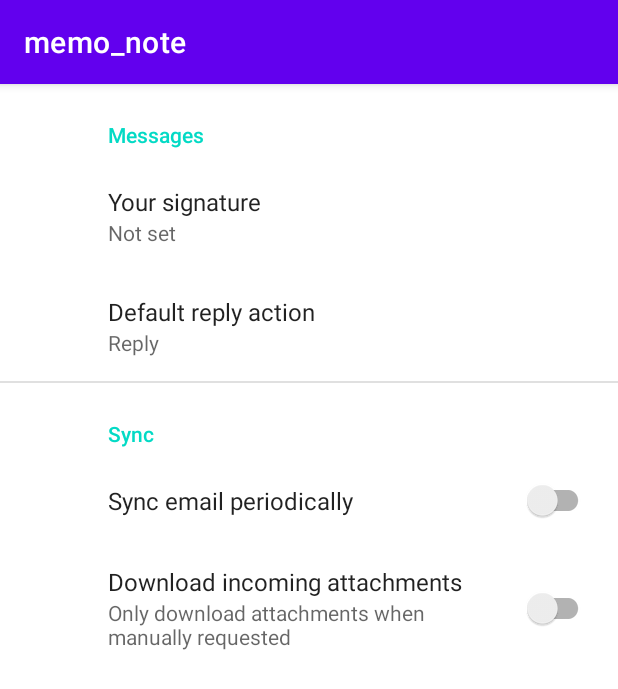
After one commit to tatttsuuu1515/memo_note, an Android app: the fragment SettingsFragment shown on its own in the app's theme, on a phone screen of 412 x 824 dp. The commit adds this screen. Shown: the top 689 px of the screen. Run offline under Robolectric (Android 15) with nearby library versions, the phone set to English and light mode, and no system bars; our stand-ins replace androidx.preference.

Commit message:
設定画面を追加

```diff
--- a/app/build.gradle.kts
+++ b/app/build.gradle.kts
@@ -48,6 +48,7 @@
     implementation(libs.androidx.lifecycle.viewmodel.ktx)
     implementation(libs.androidx.navigation.fragment.ktx)
     implementation(libs.androidx.navigation.ui.ktx)
+    implementation(libs.androidx.preference)
     testImplementation(libs.junit)
     androidTestImplementation(libs.androidx.junit)
     androidTestImplementation(libs.androidx.espresso.core)
--- /dev/null
+++ b/app/src/main/java/com/example/memo_note/ui/SettingsFragment.kt
@@ -0,0 +1,12 @@
+package com.example.memo_note.ui
+
+import android.os.Bundle
+import androidx.preference.PreferenceFragmentCompat
+import com.example.memo_note.R
+
+class SettingsFragment : PreferenceFragmentCompat() {
+
+    override fun onCreatePreferences(savedInstanceState: Bundle?, rootKey: String?) {
+        setPreferencesFromResource(R.xml.root_preferences, rootKey)
+    }
+}
--- /dev/null
+++ b/app/src/main/res/values/arrays.xml
@@ -0,0 +1,12 @@
+<resources>
+    <!-- Reply Preference -->
+    <string-array name="reply_entries">
+        <item>Reply</item>
+        <item>Reply to all</item>
+    </string-array>
+
+    <string-array name="reply_values">
+        <item>reply</item>
+        <item>reply_all</item>
+    </string-array>
+</resources>
--- a/app/src/main/res/values/strings.xml
+++ b/app/src/main/res/values/strings.xml
@@ -3,4 +3,18 @@
     <string name="title_home">Home</string>
     <string name="title_dashboard">Dashboard</string>
     <string name="title_notifications">Notifications</string>
+    <!-- Preference Titles -->
+    <string name="messages_header">Messages</string>
+    <string name="sync_header">Sync</string>
+
+    <!-- Messages Preferences -->
+    <string name="signature_title">Your signature</string>
+    <string name="reply_title">Default reply action</string>
+
+    <!-- Sync Preferences -->
+    <string name="sync_title">Sync email periodically</string>
+    <string name="attachment_title">Download incoming attachments</string>
+    <string name="attachment_summary_on">Automatically download attachments for incoming emails
+    </string>
+    <string name="attachment_summary_off">Only download attachments when manually requested</string>
 </resources>
--- /dev/null
+++ b/app/src/main/res/xml/root_preferences.xml
@@ -0,0 +1,35 @@
+<PreferenceScreen xmlns:app="http://schemas.android.com/apk/res-auto">
+
+    <PreferenceCategory app:title="@string/messages_header">
+
+        <EditTextPreference
+            app:key="signature"
+            app:title="@string/signature_title"
+            app:useSimpleSummaryProvider="true" />
+
+        <ListPreference
+            app:defaultValue="reply"
+            app:entries="@array/reply_entries"
+            app:entryValues="@array/reply_values"
+            app:key="reply"
+            app:title="@string/reply_title"
+            app:useSimpleSummaryProvider="true" />
+
+    </PreferenceCategory>
+
+    <PreferenceCategory app:title="@string/sync_header">
+
+        <SwitchPreferenceCompat
+            app:key="sync"
+            app:title="@string/sync_title" />
+
+        <SwitchPreferenceCompat
+            app:dependency="sync"
+            app:key="attachment"
+            app:summaryOff="@string/attachment_summary_off"
+            app:summaryOn="@string/attachment_summary_on"
+            app:title="@string/attachment_title" />
+
+    </PreferenceCategory>
+
+</PreferenceScreen>
--- a/gradle/libs.versions.toml
+++ b/gradle/libs.versions.toml
@@ -12,6 +12,7 @@
 lifecycleViewmodelKtx = "2.8.2"
 navigationFragmentKtx = "2.7.7"
 navigationUiKtx = "2.7.7"
+preference = "1.2.0"
 
 [libraries]
 androidx-core-ktx = { group = "androidx.core", name = "core-ktx", version.ref = "coreKtx" }
@@ -25,6 +26,7 @@
 androidx-lifecycle-viewmodel-ktx = { group = "androidx.lifecycle", name = "lifecycle-viewmodel-ktx", version.ref = "lifecycleViewmodelKtx" }
 androidx-navigation-fragment-ktx = { group = "androidx.navigation", name = "navigation-fragment-ktx", version.ref = "navigationFragmentKtx" }
 androidx-navigation-ui-ktx = { group = "androidx.navigation", name = "navigation-ui-ktx", version.ref = "navigationUiKtx" }
+androidx-preference = { group = "androidx.preference", name = "preference", version.ref = "preference" }
 
 [plugins]
 android-application = { id = "com.android.application", version.ref = "agp" }
```
